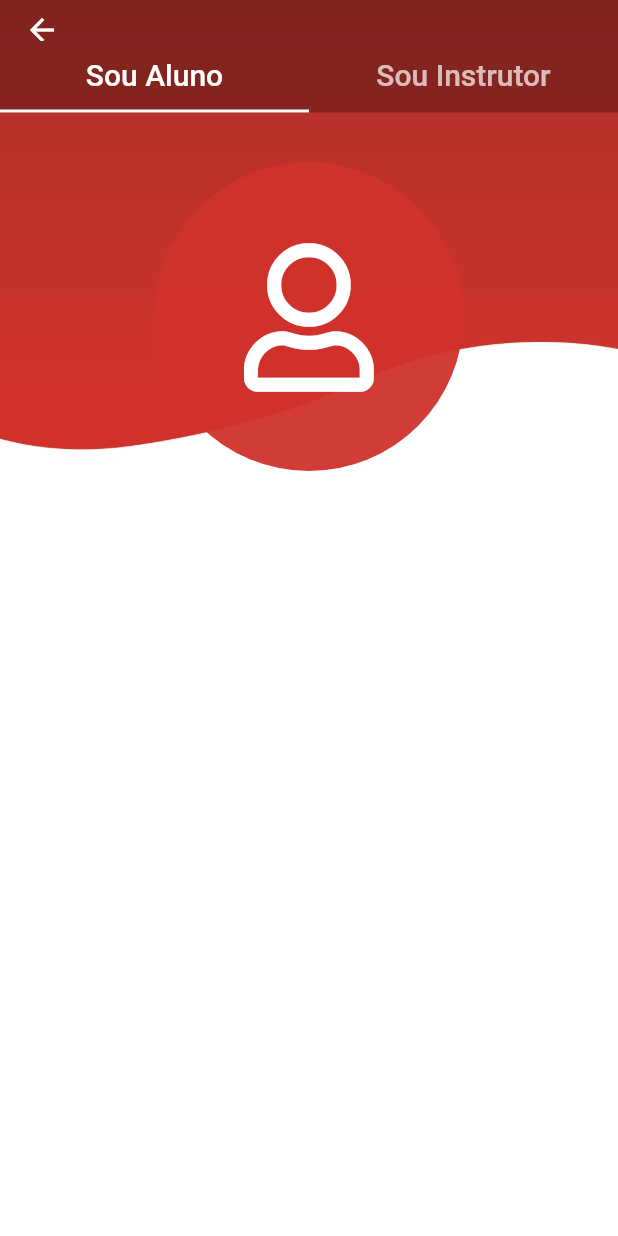
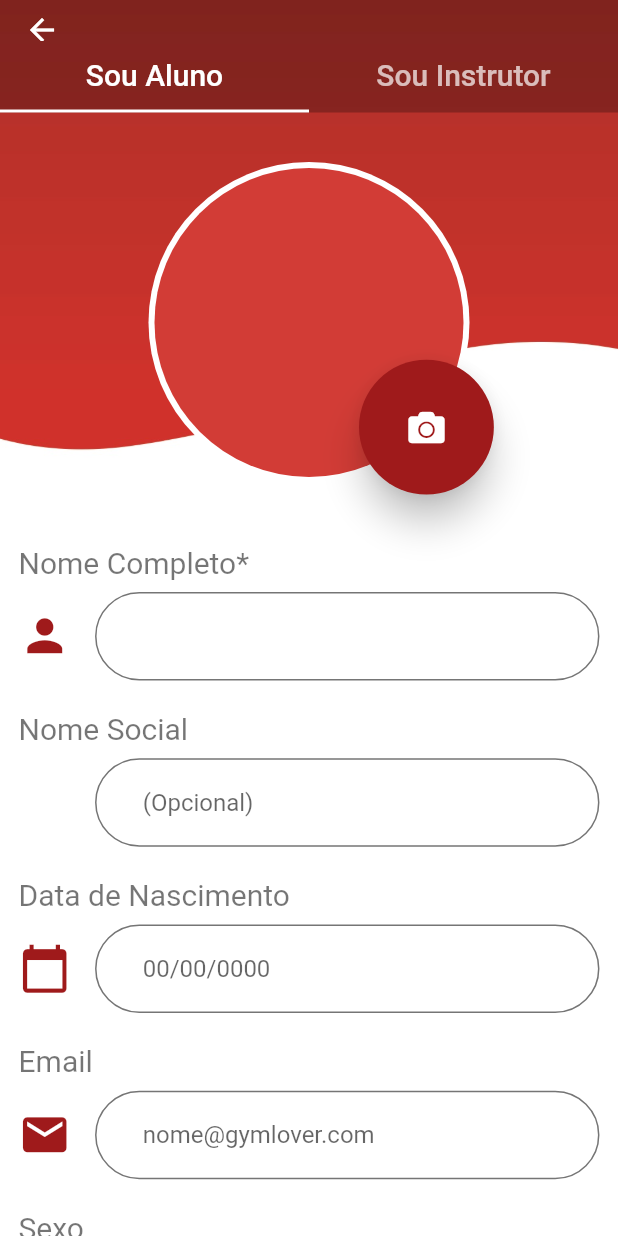
Before and after one commit to luizcfb/Gym_Lover, a Flutter app: the cadastro_screen screen opened directly, on a phone screen of 412 x 824 dp. Run offline on Flutter 3.47's test engine with Material 2 defaults, Android fonts, the phone set to English and light mode, and no system bars; our stand-ins replace font_awesome_flutter, simple_animations.

Commit message:
Merge branch 'main' of https://github.com/luizcfb/Gym_Lover into main
# Conflicts:
#	.flutter-plugins-dependencies

```diff
--- /dev/null
+++ b/lib/Cadastro_Aluno.dart
@@ -0,0 +1,172 @@
+import 'dart:io';
+import 'package:flutter/material.dart';
+import 'package:font_awesome_flutter/font_awesome_flutter.dart';
+
+class cadastro_aluno extends StatefulWidget {
+  @override
+  _cadastro_alunoState createState() => _cadastro_alunoState();
+}
+
+class _cadastro_alunoState extends State<cadastro_aluno> {
+  @override
+  Widget build(BuildContext context) {
+    final altura = MediaQuery.of(context).size.height;
+    final largura = MediaQuery.of(context).size.width;
+    final _formkey = GlobalKey<FormState>();
+    File? _pikedImage = null;
+
+    return SingleChildScrollView(
+      child: Stack(
+        children: [
+          Container(
+              alignment: Alignment.topCenter,
+              margin: EdgeInsets.only(top: altura * 0.04),
+              child: CircleAvatar(
+                radius: largura / 3.85,
+                backgroundColor: Colors.white,
+                child: CircleAvatar(
+                    radius: largura / 4,
+                    backgroundColor: Color(0xFFd0312b).withOpacity(0.95),
+                    backgroundImage:
+                        (_pikedImage == null) ? null : FileImage(_pikedImage)),
+              )),
+          Positioned(
+              top: altura * 0.20,
+              width: largura * 1.38,
+              child: RawMaterialButton(
+                elevation: 10,
+                fillColor: Color(0xFF9f1a1b).withOpacity(1.0),
+                child: Icon(FontAwesomeIcons.camera, color: Colors.white),
+                padding: EdgeInsets.all(altura * 0.04),
+                shape: CircleBorder(),
+                onPressed: () {},
+              )),
+          Container(
+              child: Padding(
+            padding: EdgeInsets.only(
+                top: altura * 0.35,
+                left: largura * 0.03,
+                right: largura * 0.03,
+                bottom: altura * 0.05),
+            child: Form(
+              key: _formkey,
+              child: Column(
+                crossAxisAlignment: CrossAxisAlignment.start,
+                children: [
+                  Text(
+                    "Nome Completo*",
+                    style: TextStyle(color: Colors.black54, fontSize: 20),
+                  ),
+                  SizedBox(height: altura * 0.01),
+                  TextFormField(
+                      decoration: InputDecoration(
+                    icon:
+                        Icon(Icons.person, color: Color(0xFF9f1a1b), size: 35),
+                    enabledBorder: OutlineInputBorder(
+                        borderSide: BorderSide(color: Colors.black54),
+                        borderRadius: BorderRadius.circular(30.0)),
+                  )),
+                  SizedBox(height: altura * 0.025),
+                  Text(
+                    "Nome Social",
+                    style: TextStyle(color: Colors.black54, fontSize: 20),
+                  ),
+                  SizedBox(height: altura * 0.01),
+                  TextFormField(
+                      decoration: InputDecoration(
+                    icon: Icon(Icons.person, color: Colors.transparent, size: 35),
+                    hintText: '     (Opcional)',
+                    enabledBorder: OutlineInputBorder(
+                        borderSide: BorderSide(color: Colors.black54),
+                        borderRadius: BorderRadius.circular(30.0)),
+                  )),
+                  SizedBox(height: altura * 0.025),
+                  Text(
+                    "Data de Nascimento",
+                    style: TextStyle(color: Colors.black54, fontSize: 20),
+                  ),
+                  SizedBox(height: altura * 0.01),
+                  TextFormField(
+                      decoration: InputDecoration(
+                    icon: Icon(Icons.calendar_today,
+                        color: Color(0xFF9f1a1b), size: 35),
+                    hintText: '     00/00/0000',
+                    enabledBorder: OutlineInputBorder(
+                        borderSide: BorderSide(color: Colors.black54),
+                        borderRadius: BorderRadius.circular(30.0)),
+                  )),
+                  SizedBox(height: altura * 0.025),
+                  Text(
+                    "Email",
+                    style: TextStyle(color: Colors.black54, fontSize: 20),
+                  ),
+                  SizedBox(height: altura * 0.01),
+                  TextFormField(
+                      decoration: InputDecoration(
+                    icon: Icon(Icons.email, color: Color(0xFF9f1a1b), size: 35),
+                    hintText: '     nome@gymlover.com',
+                    enabledBorder: OutlineInputBorder(
+                        borderSide: BorderSide(color: Colors.black54),
+                        borderRadius: BorderRadius.circular(30.0)),
+                  )),
+                  SizedBox(height: altura * 0.025),
+                  Text(
+                    "Sexo",
+                    style: TextStyle(color: Colors.black54, fontSize: 20),
+                  ),
+                  SizedBox(height: altura * 0.01),
+                  TextFormField(
+                      decoration: InputDecoration(
+                    icon: Icon(Icons.email, color: Colors.transparent, size: 35),
+                    enabledBorder: OutlineInputBorder(
+                        borderSide: BorderSide(color: Colors.black54),
+                        borderRadius: BorderRadius.circular(30.0)),
+                  )),
+                  SizedBox(height: altura * 0.025),
+                  Text(
+                    "Senha",
+                    style: TextStyle(color: Colors.black54, fontSize: 20),
+                  ),
+                  SizedBox(height: altura * 0.01),
+                  TextFormField(
+                      decoration: InputDecoration(
+                    icon: Icon(Icons.lock_rounded,
+                        color: Color(0xFF9f1a1b), size: 35),
+                    hintText: '     Digite Sua Senha',
+                    enabledBorder: OutlineInputBorder(
+                        borderSide: BorderSide(color: Colors.black54),
+                        borderRadius: BorderRadius.circular(30.0)),
+                  )),
+                  SizedBox(height: altura * 0.01),
+                  TextFormField(
+                      decoration: InputDecoration(
+                    icon:
+                        Icon(Icons.lock_rounded, color: Colors.transparent, size: 35),
+                    hintText: '     Confirme Sua Senha',
+                    enabledBorder: OutlineInputBorder(
+                        borderSide: BorderSide(color: Colors.black54),
+                        borderRadius: BorderRadius.circular(30.0)),
+                  )),
+                  SizedBox(height: altura * 0.025),
+
+                  ElevatedButton(
+                    onPressed: () {},
+                    style: ElevatedButton.styleFrom(
+                        primary: Color(0xFF9f1a1b),
+                        fixedSize: Size( largura * 0.99 , altura * 0.08),
+                        shape: RoundedRectangleBorder(
+                            borderRadius: BorderRadius.all(Radius.circular(30)))),
+                    child: Text(
+                      "Cadastre-se",
+                      style: TextStyle(color: Colors.white),
+                    ),
+                  ),
+                ],
+              ),
+            ),
+          )),
+        ],
+      ),
+    );
+  }
+}
--- a/lib/cadastro.dart
+++ b/lib/cadastro.dart
@@ -1,6 +1,8 @@
 import 'package:font_awesome_flutter/font_awesome_flutter.dart';
 import 'package:flutter/material.dart';
 import 'package:simple_animations/simple_animations.dart';
+
+import 'Cadastro_Aluno.dart';
 
 class cadastro_screen extends StatefulWidget {
   @override
@@ -22,6 +24,7 @@ class _cadastro_screenState extends State<cadastro_screen> {
                   fit: BoxFit.cover)),
           child: Scaffold(
               backgroundColor: Colors.transparent,
+              resizeToAvoidBottomInset: false,
               appBar: PreferredSize(
                   preferredSize: Size.fromHeight(75.0),
                   child: AppBar(
@@ -37,6 +40,13 @@ class _cadastro_screenState extends State<cadastro_screen> {
                       ))),
               body: TabBarView(
                   children: [
+
+                    cadastro_aluno(),
+
+                    Scaffold(
+                      backgroundColor: Colors.transparent,
+                      body: SingleChildScrollView(
+                          child: Stack( children: [
                           Container(
                           margin: EdgeInsets.only(top: altura * 0.04),
                           child: Positioned(
@@ -51,10 +61,30 @@ class _cadastro_screenState extends State<cadastro_screen> {
                                       color: Colors.white,
                                       size: altura * 0.12,
                                     )),
-                        ))
+                              ))),
+                      Positioned(
+                        top: altura * 0.22,
+                        width: largura * 1.4,
+                        child: Container(
+                          height: altura * 0.09,
+                          width: largura * 0.09,
+                          decoration: BoxDecoration(
+                            color: Color(0xFF9f1a1b).withOpacity(1.0),
+                            shape: BoxShape.circle,
                           ),
+                          child: Icon(FontAwesomeIcons.camera,
+                              color: Colors.white),
+                        ),
+                      ),
+                      // Column(
+                      //     children: [
+                      //       Flexible(child: Text('Nome Completo *', style: TextStyle(
+                      //           color: Colors.black, fontSize: 20),)
+                      //       )]),
+                  ])
+        )),
 //--------------------------------------------------------------------------//
-                    Container()
+//     Container()
      ],
     ))));
   }
```
Also changed, not shown: assets/image/human-icon-avatar-person-white-profile.jpg (added), 1 other file. Lines whose indentation alone changed are shown as unchanged.
